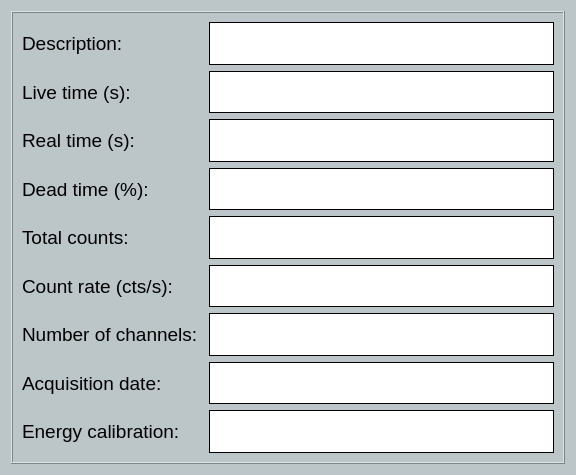
mauricioAyllon/NASA-gamma, file nasagamma/win_info_file.ui: the form before one commit.
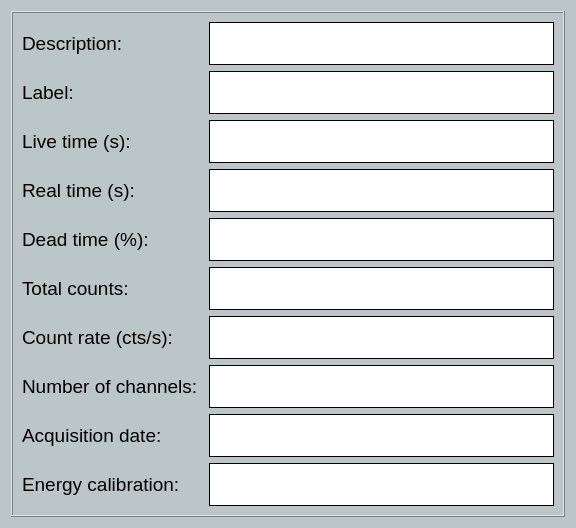
The form after the commit.

```diff
--- a/nasagamma/win_info_file.ui
+++ b/nasagamma/win_info_file.ui
@@ -7,7 +7,7 @@
     <x>0</x>
     <y>0</y>
     <width>576</width>
-    <height>475</height>
+    <height>528</height>
    </rect>
   </property>
   <property name="palette">
@@ -49,15 +49,6 @@
        </color>
       </brush>
      </colorrole>
-     <colorrole role="PlaceholderText">
-      <brush brushstyle="NoBrush">
-       <color alpha="128">
-        <red>0</red>
-        <green>0</green>
-        <blue>255</blue>
-       </color>
-      </brush>
-     </colorrole>
     </active>
     <inactive>
      <colorrole role="Button">
@@ -96,15 +87,6 @@
        </color>
       </brush>
      </colorrole>
-     <colorrole role="PlaceholderText">
-      <brush brushstyle="NoBrush">
-       <color alpha="128">
-        <red>0</red>
-        <green>0</green>
-        <blue>255</blue>
-       </color>
-      </brush>
-     </colorrole>
     </inactive>
     <disabled>
      <colorrole role="Button">
@@ -143,15 +125,6 @@
        </color>
       </brush>
      </colorrole>
-     <colorrole role="PlaceholderText">
-      <brush brushstyle="NoBrush">
-       <color alpha="128">
-        <red>0</red>
-        <green>0</green>
-        <blue>255</blue>
-       </color>
-      </brush>
-     </colorrole>
     </disabled>
    </palette>
   </property>
@@ -171,97 +144,19 @@
       <enum>QFrame::Raised</enum>
      </property>
      <layout class="QGridLayout" name="gridLayout_2">
-      <item row="7" column="1">
-       <widget class="QLabel" name="label_date">
-        <property name="font">
-         <font>
-          <pointsize>12</pointsize>
-         </font>
-        </property>
-        <property name="styleSheet">
-         <string notr="true">background-color: rgb(255, 255, 255);</string>
-        </property>
-        <property name="frameShape">
-         <enum>QFrame::Box</enum>
-        </property>
-        <property name="text">
-         <string/>
-        </property>
-       </widget>
-      </item>
-      <item row="3" column="1">
-       <widget class="QLabel" name="label_dt">
-        <property name="font">
-         <font>
-          <pointsize>12</pointsize>
-         </font>
-        </property>
-        <property name="styleSheet">
-         <string notr="true">background-color: rgb(255, 255, 255);</string>
-        </property>
-        <property name="frameShape">
-         <enum>QFrame::Box</enum>
-        </property>
-        <property name="text">
-         <string/>
-        </property>
-       </widget>
-      </item>
-      <item row="7" column="0">
-       <widget class="QLabel" name="label_13">
-        <property name="font">
-         <font>
-          <pointsize>14</pointsize>
-         </font>
-        </property>
-        <property name="text">
-         <string>Acquisition date:</string>
-        </property>
-       </widget>
-      </item>
-      <item row="1" column="1">
-       <widget class="QLabel" name="label_lt">
-        <property name="font">
-         <font>
-          <pointsize>12</pointsize>
-         </font>
-        </property>
-        <property name="styleSheet">
-         <string notr="true">background-color: rgb(255, 255, 255);</string>
-        </property>
-        <property name="frameShape">
-         <enum>QFrame::Box</enum>
-        </property>
-        <property name="text">
-         <string/>
-        </property>
-       </widget>
-      </item>
-      <item row="4" column="0">
-       <widget class="QLabel" name="label_3">
-        <property name="font">
-         <font>
-          <pointsize>14</pointsize>
-         </font>
-        </property>
-        <property name="text">
-         <string>Total counts: </string>
-        </property>
-       </widget>
-      </item>
-      <item row="1" column="0">
-       <widget class="QLabel" name="label">
-        <property name="font">
-         <font>
-          <pointsize>14</pointsize>
-         </font>
-        </property>
-        <property name="text">
-         <string>Live time (s): </string>
-        </property>
-       </widget>
-      </item>
       <item row="6" column="0">
+       <widget class="QLabel" name="label_4">
+        <property name="font">
+         <font>
+          <pointsize>14</pointsize>
+         </font>
+        </property>
+        <property name="text">
+         <string>Count rate (cts/s): </string>
+        </property>
+       </widget>
+      </item>
+      <item row="7" column="0">
        <widget class="QLabel" name="label_5">
         <property name="font">
          <font>
@@ -273,103 +168,31 @@
         </property>
        </widget>
       </item>
-      <item row="2" column="1">
-       <widget class="QLabel" name="label_rt">
-        <property name="font">
-         <font>
-          <pointsize>12</pointsize>
-         </font>
-        </property>
-        <property name="styleSheet">
-         <string notr="true">background-color: rgb(255, 255, 255);</string>
-        </property>
-        <property name="frameShape">
-         <enum>QFrame::Box</enum>
-        </property>
-        <property name="text">
-         <string/>
-        </property>
-       </widget>
-      </item>
       <item row="3" column="0">
-       <widget class="QLabel" name="label_15">
+       <widget class="QLabel" name="label_2">
         <property name="font">
          <font>
           <pointsize>14</pointsize>
          </font>
         </property>
         <property name="text">
-         <string>Dead time (%):</string>
-        </property>
-       </widget>
-      </item>
-      <item row="6" column="1">
-       <widget class="QLabel" name="label_nch">
-        <property name="font">
-         <font>
-          <pointsize>12</pointsize>
-         </font>
-        </property>
-        <property name="styleSheet">
-         <string notr="true">background-color: rgb(255, 255, 255);</string>
-        </property>
-        <property name="frameShape">
-         <enum>QFrame::Box</enum>
-        </property>
-        <property name="text">
-         <string/>
-        </property>
-       </widget>
-      </item>
-      <item row="8" column="1">
-       <widget class="QLabel" name="label_energy_cal">
-        <property name="font">
-         <font>
-          <pointsize>12</pointsize>
-         </font>
-        </property>
-        <property name="styleSheet">
-         <string notr="true">background-color: rgb(255, 255, 255);</string>
-        </property>
-        <property name="frameShape">
-         <enum>QFrame::Box</enum>
-        </property>
-        <property name="text">
-         <string/>
-        </property>
-       </widget>
-      </item>
-      <item row="4" column="1">
-       <widget class="QLabel" name="label_tc">
-        <property name="font">
-         <font>
-          <pointsize>12</pointsize>
-         </font>
-        </property>
-        <property name="styleSheet">
-         <string notr="true">background-color: rgb(255, 255, 255);</string>
-        </property>
-        <property name="frameShape">
-         <enum>QFrame::Box</enum>
-        </property>
-        <property name="text">
-         <string/>
+         <string>Real time (s): </string>
         </property>
        </widget>
       </item>
       <item row="5" column="0">
-       <widget class="QLabel" name="label_4">
+       <widget class="QLabel" name="label_3">
         <property name="font">
          <font>
           <pointsize>14</pointsize>
          </font>
         </property>
         <property name="text">
-         <string>Count rate (cts/s): </string>
+         <string>Total counts: </string>
         </property>
        </widget>
       </item>
-      <item row="8" column="0">
+      <item row="9" column="0">
        <widget class="QLabel" name="label_14">
         <property name="font">
          <font>
@@ -381,48 +204,6 @@
         </property>
        </widget>
       </item>
-      <item row="2" column="0">
-       <widget class="QLabel" name="label_2">
-        <property name="font">
-         <font>
-          <pointsize>14</pointsize>
-         </font>
-        </property>
-        <property name="text">
-         <string>Real time (s): </string>
-        </property>
-       </widget>
-      </item>
-      <item row="5" column="1">
-       <widget class="QLabel" name="label_cr">
-        <property name="font">
-         <font>
-          <pointsize>12</pointsize>
-         </font>
-        </property>
-        <property name="styleSheet">
-         <string notr="true">background-color: rgb(255, 255, 255);</string>
-        </property>
-        <property name="frameShape">
-         <enum>QFrame::Box</enum>
-        </property>
-        <property name="text">
-         <string/>
-        </property>
-       </widget>
-      </item>
-      <item row="0" column="0">
-       <widget class="QLabel" name="label_6">
-        <property name="font">
-         <font>
-          <pointsize>14</pointsize>
-         </font>
-        </property>
-        <property name="text">
-         <string>Description:</string>
-        </property>
-       </widget>
-      </item>
       <item row="0" column="1">
        <widget class="QLabel" name="label_descript">
         <property name="sizePolicy">
@@ -447,6 +228,228 @@
         </property>
        </widget>
       </item>
+      <item row="8" column="1">
+       <widget class="QLabel" name="label_date">
+        <property name="font">
+         <font>
+          <pointsize>12</pointsize>
+         </font>
+        </property>
+        <property name="styleSheet">
+         <string notr="true">background-color: rgb(255, 255, 255);</string>
+        </property>
+        <property name="frameShape">
+         <enum>QFrame::Box</enum>
+        </property>
+        <property name="text">
+         <string/>
+        </property>
+       </widget>
+      </item>
+      <item row="3" column="1">
+       <widget class="QLabel" name="label_rt">
+        <property name="font">
+         <font>
+          <pointsize>12</pointsize>
+         </font>
+        </property>
+        <property name="styleSheet">
+         <string notr="true">background-color: rgb(255, 255, 255);</string>
+        </property>
+        <property name="frameShape">
+         <enum>QFrame::Box</enum>
+        </property>
+        <property name="text">
+         <string/>
+        </property>
+       </widget>
+      </item>
+      <item row="4" column="1">
+       <widget class="QLabel" name="label_dt">
+        <property name="font">
+         <font>
+          <pointsize>12</pointsize>
+         </font>
+        </property>
+        <property name="styleSheet">
+         <string notr="true">background-color: rgb(255, 255, 255);</string>
+        </property>
+        <property name="frameShape">
+         <enum>QFrame::Box</enum>
+        </property>
+        <property name="text">
+         <string/>
+        </property>
+       </widget>
+      </item>
+      <item row="2" column="0">
+       <widget class="QLabel" name="label">
+        <property name="font">
+         <font>
+          <pointsize>14</pointsize>
+         </font>
+        </property>
+        <property name="text">
+         <string>Live time (s): </string>
+        </property>
+       </widget>
+      </item>
+      <item row="0" column="0">
+       <widget class="QLabel" name="label_6">
+        <property name="font">
+         <font>
+          <pointsize>14</pointsize>
+         </font>
+        </property>
+        <property name="text">
+         <string>Description:</string>
+        </property>
+       </widget>
+      </item>
+      <item row="8" column="0">
+       <widget class="QLabel" name="label_13">
+        <property name="font">
+         <font>
+          <pointsize>14</pointsize>
+         </font>
+        </property>
+        <property name="text">
+         <string>Acquisition date:</string>
+        </property>
+       </widget>
+      </item>
+      <item row="9" column="1">
+       <widget class="QLabel" name="label_energy_cal">
+        <property name="font">
+         <font>
+          <pointsize>12</pointsize>
+         </font>
+        </property>
+        <property name="styleSheet">
+         <string notr="true">background-color: rgb(255, 255, 255);</string>
+        </property>
+        <property name="frameShape">
+         <enum>QFrame::Box</enum>
+        </property>
+        <property name="text">
+         <string/>
+        </property>
+       </widget>
+      </item>
+      <item row="7" column="1">
+       <widget class="QLabel" name="label_nch">
+        <property name="font">
+         <font>
+          <pointsize>12</pointsize>
+         </font>
+        </property>
+        <property name="styleSheet">
+         <string notr="true">background-color: rgb(255, 255, 255);</string>
+        </property>
+        <property name="frameShape">
+         <enum>QFrame::Box</enum>
+        </property>
+        <property name="text">
+         <string/>
+        </property>
+       </widget>
+      </item>
+      <item row="4" column="0">
+       <widget class="QLabel" name="label_15">
+        <property name="font">
+         <font>
+          <pointsize>14</pointsize>
+         </font>
+        </property>
+        <property name="text">
+         <string>Dead time (%):</string>
+        </property>
+       </widget>
+      </item>
+      <item row="5" column="1">
+       <widget class="QLabel" name="label_tc">
+        <property name="font">
+         <font>
+          <pointsize>12</pointsize>
+         </font>
+        </property>
+        <property name="styleSheet">
+         <string notr="true">background-color: rgb(255, 255, 255);</string>
+        </property>
+        <property name="frameShape">
+         <enum>QFrame::Box</enum>
+        </property>
+        <property name="text">
+         <string/>
+        </property>
+       </widget>
+      </item>
+      <item row="6" column="1">
+       <widget class="QLabel" name="label_cr">
+        <property name="font">
+         <font>
+          <pointsize>12</pointsize>
+         </font>
+        </property>
+        <property name="styleSheet">
+         <string notr="true">background-color: rgb(255, 255, 255);</string>
+        </property>
+        <property name="frameShape">
+         <enum>QFrame::Box</enum>
+        </property>
+        <property name="text">
+         <string/>
+        </property>
+       </widget>
+      </item>
+      <item row="2" column="1">
+       <widget class="QLabel" name="label_lt">
+        <property name="font">
+         <font>
+          <pointsize>12</pointsize>
+         </font>
+        </property>
+        <property name="styleSheet">
+         <string notr="true">background-color: rgb(255, 255, 255);</string>
+        </property>
+        <property name="frameShape">
+         <enum>QFrame::Box</enum>
+        </property>
+        <property name="text">
+         <string/>
+        </property>
+       </widget>
+      </item>
+      <item row="1" column="0">
+       <widget class="QLabel" name="label_7">
+        <property name="font">
+         <font>
+          <pointsize>14</pointsize>
+         </font>
+        </property>
+        <property name="text">
+         <string>Label:</string>
+        </property>
+       </widget>
+      </item>
+      <item row="1" column="1">
+       <widget class="QLabel" name="label_plot">
+        <property name="font">
+         <font>
+          <pointsize>12</pointsize>
+         </font>
+        </property>
+        <property name="styleSheet">
+         <string notr="true">background-color: rgb(255, 255, 255);</string>
+        </property>
+        <property name="frameShape">
+         <enum>QFrame::Box</enum>
+        </property>
+        <property name="text">
+         <string/>
+        </property>
+       </widget>
+      </item>
      </layout>
     </widget>
    </item>
```
